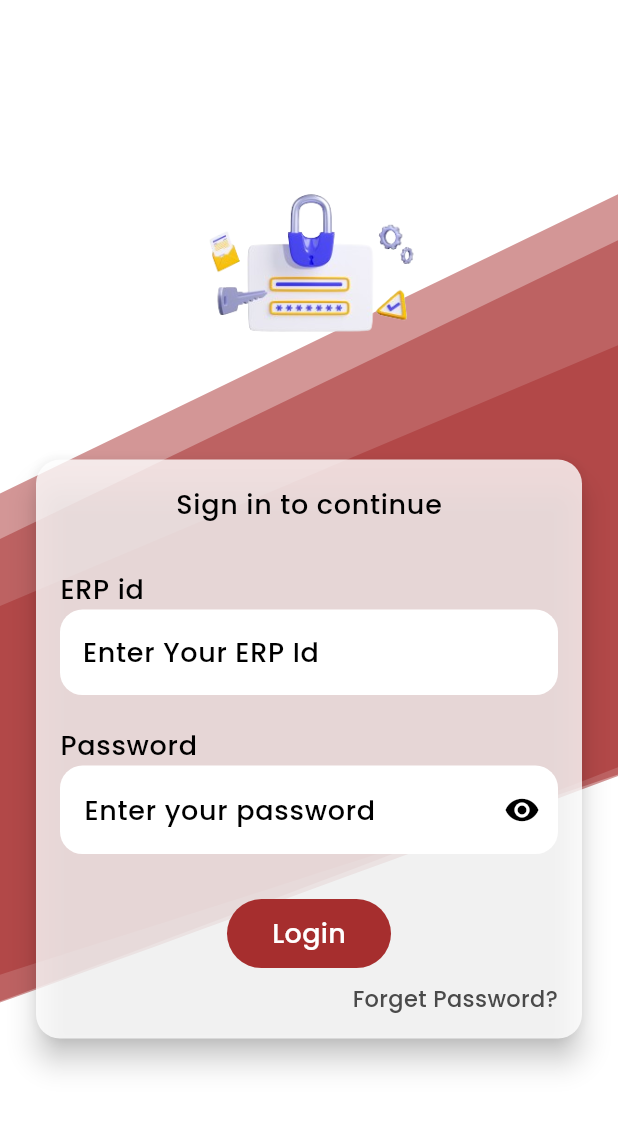
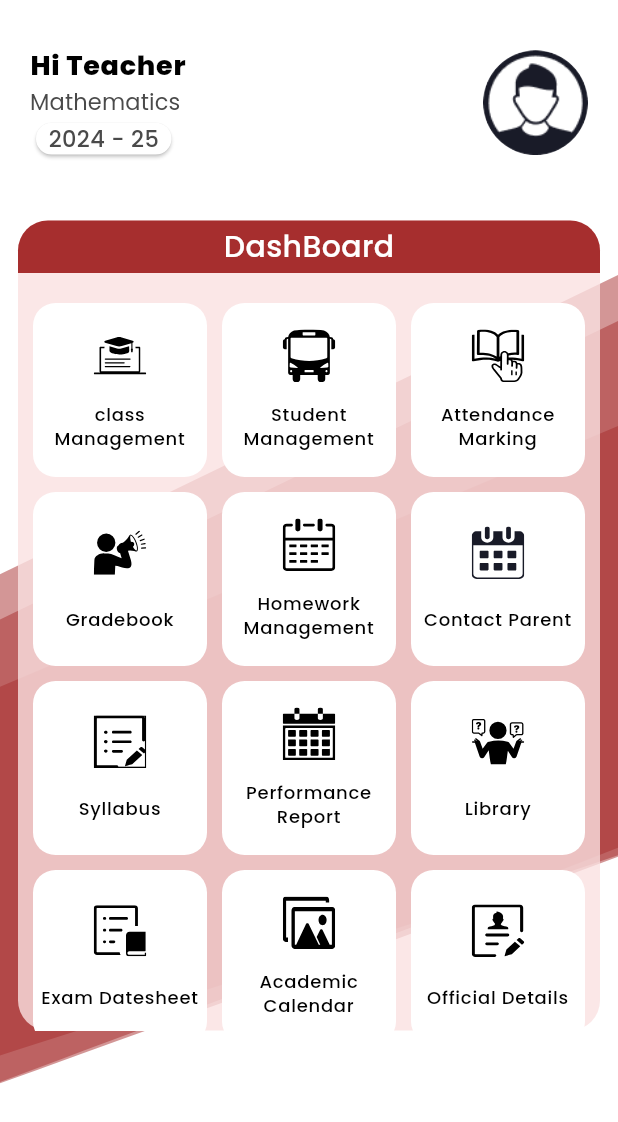
Before and after one commit to lrdpublicschooldevs/LRD-Public-School, a Flutter app: the screen it shows after launch, on a phone screen of 412 x 824 dp. Shown: the top 1122 px of the screen. Run offline on Flutter 3.47's test engine with Material 3 defaults, Android fonts, the phone set to English and light mode, and no system bars; our stand-ins replace dropdown_button2, expandable, flutter_svg, get, percent_indicator.

Commit message:
added teacher dashboard(80%)

```diff
--- a/lib/Config/images.dart
+++ b/lib/Config/images.dart
@@ -24,6 +24,14 @@ class AssetsIamge {
   static const dSyllabusSVG = "$iconsPath/syllabus.svg";
   static const dTimeTableSVG = "$iconsPath/timeTable.svg";
 
+  // ---Teacher DashBoard Icon ----
+  static const tClassMngSVG = "$iconsPath/TDashboardIcon/classManagement.svg";
+  static const tStdMngSVG = "$iconsPath/TDashboardIcon/stundentManagement.svg";
+  static const tAttdMarkingSVG = "$iconsPath/TDashboardIcon/attendanceMarking.svg";
+  static const tGradeBookSVG = "$iconsPath/TDashboardIcon/gradeBook.svg";
+  static const tHomeworkManagementSVG = "$iconsPath/TDashboardIcon/homeworkManagement.svg.svg";
+  static const tContactParentSVG = "$iconsPath/TDashboardIcon/contactParents.svg";
+
 // --- images path file ---
   static const forgotImg = "$imagesPath/forgot.png";
   static const lockImg = "$imagesPath/lock.png";
--- a/lib/Config/theme.dart
+++ b/lib/Config/theme.dart
@@ -24,10 +24,10 @@ var lightTheme = ThemeData(
     headlineLarge: TextStyle(fontSize: 36, color: textBold, fontFamily: "Poppins", fontWeight: FontWeight.w800),
     headlineMedium: TextStyle(fontSize: 32, color: textMedium, fontFamily: "Poppins", fontWeight: FontWeight.w600),
     headlineSmall: TextStyle(fontSize: 24, color: Color(0xFFAFAFAF), fontFamily: "Poppins", fontWeight: FontWeight.w600),
-    bodyLarge: TextStyle(fontSize: 18, color: textBold, fontFamily: "Poppins", fontWeight: FontWeight.w500),
+    bodyLarge: TextStyle(fontSize: 18, color: textBold, fontFamily: "Poppins", fontWeight: FontWeight.w800),
     bodyMedium: TextStyle(fontSize: 15, color: textMedium, fontFamily: "Poppins", fontWeight: FontWeight.w500),
     labelLarge: TextStyle(fontSize: 15, color: textMedium, fontFamily: "Poppins", fontWeight: FontWeight.w400),
-    labelMedium: TextStyle(fontSize: 12, color: textMedium, fontFamily: "Poppins", fontWeight: FontWeight.w300),
+    labelMedium: TextStyle(fontSize: 12, color: textBold, fontFamily: "Poppins", fontWeight: FontWeight.w500),
     labelSmall: TextStyle(fontSize: 10, color: textLight, fontFamily: "Poppins", fontWeight: FontWeight.w300),
   ),
 );
--- /dev/null
+++ b/lib/Pages/TeacherPages/Tdashboard/dashboard.dart
@@ -0,0 +1,36 @@
+import 'package:flutter/material.dart';
+import 'package:flutter_svg/svg.dart';
+import 'package:myapp/Config/images.dart';
+import 'package:myapp/Pages/TeacherPages/widgets/DashboardBody.dart';
+import 'package:myapp/Pages/TeacherPages/widgets/DashboardHeader.dart';
+
+class TDashboardPage extends StatelessWidget {
+  const TDashboardPage({super.key});
+
+  @override
+  Widget build(BuildContext context) {
+    return Scaffold(
+        backgroundColor: Colors.white,
+        body: Stack(
+          children: [
+            SvgPicture.asset(
+              AssetsIamge.bgDesignSVG,
+              fit: BoxFit.cover,
+              width: double.infinity,
+              height: double.infinity,
+            ),
+            ListView(
+              children: const [
+                SizedBox(height: 10),
+                TDashboardHeader(),
+                SizedBox(height: 20),
+                TDashboardBody(),
+                SizedBox(height: 30)
+
+              ],
+            ),
+
+          ],
+        ));
+  }
+}
--- /dev/null
+++ b/lib/Pages/TeacherPages/widgets/DashboardBody.dart
@@ -0,0 +1,142 @@
+import 'package:flutter/material.dart';
+import 'package:flutter_svg/svg.dart';
+import 'package:get/get.dart';
+import 'package:myapp/Config/images.dart';
+import 'package:myapp/Pages/Student_profile/DashBoard/dashboardRoutes/LeaveForm.dart';
+import 'package:myapp/Pages/Student_profile/Exam/ExamPage.dart';
+
+class TDashboardBody extends StatelessWidget {
+  const TDashboardBody({super.key});
+
+  @override
+  Widget build(BuildContext context) {
+    return Padding(
+      padding: const EdgeInsets.only(left: 12, right: 12),
+      child: Container(
+        height: 540,
+        decoration: BoxDecoration(
+          borderRadius: BorderRadius.circular(20),
+          color: const Color.fromRGBO(250, 225, 225, 0.8),
+        ),
+        child: Column(
+          children: [
+            Container(
+              height: 35,
+              decoration: BoxDecoration(
+                borderRadius: const BorderRadius.only(
+                  topLeft: Radius.circular(20),
+                  topRight: Radius.circular(20),
+                ),
+                color: Theme.of(context).colorScheme.primary,
+              ),
+              child: const Center(
+                child: Text(
+                  "DashBoard",
+                  style: TextStyle(fontSize: 20, color: Colors.white,fontWeight: FontWeight.w500),
+                ),
+              ),
+            ),
+            const SizedBox(height: 20),
+            Expanded(
+              child: LayoutBuilder(
+                builder: (context, constraints) {
+                  int crossAxisCount;
+                  if (constraints.maxWidth < 600) {
+                    // Mobile view
+                    crossAxisCount = 3;
+                  } else if (constraints.maxWidth < 1200) {
+                    // Tablet view
+                    crossAxisCount = 5;
+                  } else {
+                    // Desktop view
+                    crossAxisCount = (constraints.maxWidth / 200)
+                        .floor(); // Dynamically calculate columns
+                  }
+
+                  return GridView(
+                    padding: const EdgeInsets.only(left: 10, right: 10),
+                    gridDelegate: SliverGridDelegateWithFixedCrossAxisCount(
+                      crossAxisCount: crossAxisCount,
+                      crossAxisSpacing: 10,
+                      mainAxisSpacing: 10,
+                    ),
+                    children: [
+                      DashboardBox(
+                          context, () {}, AssetsIamge.tClassMngSVG, "class Management"),
+                      DashboardBox(context, () {}, AssetsIamge.dTransportSVG,
+                          "Student Management"),
+                      DashboardBox(
+                          context, () {}, AssetsIamge.dLibrarySVG, "Attendance Marking"),
+                      DashboardBox(context, () {}, AssetsIamge.dNotificationSVG,
+                          "Gradebook"),
+                      DashboardBox(context, () {
+                        Get.to(ExamPage());
+                      }, AssetsIamge.dExamDatesheetSVG, "Homework Management"),
+                      DashboardBox(context, () {},
+                          AssetsIamge.dAcademyCalenderSVG, "Contact Parent"),
+                      DashboardBox(context, () {
+                        Get.to(LeaveForm());
+                      }, AssetsIamge.dStudentLeaveSVG, "Syllabus "),
+                      DashboardBox(context, () {}, AssetsIamge.dTimeTableSVG,
+                          "Performance Report"),
+                      DashboardBox(context, () {}, AssetsIamge.dAskDoubtSVG,
+                          "Library"),
+                      DashboardBox(
+                          context, () {}, AssetsIamge.dSyllabusSVG, "Exam Datesheet"),
+                      DashboardBox(
+                          context, () {}, AssetsIamge.dGallerySVG, "Academic Calendar"),
+                      DashboardBox(context, () {},
+                          AssetsIamge.dOfficialDetailsSVG, "Official Details"),
+                      DashboardBox(context, () {}, AssetsIamge.dClassTeacherSVG,
+                          "   Class\nTeachers"),
+                      DashboardBox(context, () {}, AssetsIamge.dReportCardSVG,
+                          "Report Card"),                      DashboardBox(context, () {},
+                          AssetsIamge.dOfficialDetailsSVG, "Official Details"),
+                      DashboardBox(context, () {}, AssetsIamge.dClassTeacherSVG,
+                          "   Class\nTeachers"),
+                      DashboardBox(context, () {}, AssetsIamge.dReportCardSVG,
+                          "Report Card"),
+                      DashboardBox(
+                          context, () {}, AssetsIamge.dLogoutSVG, "Logout"),
+                    ],
+                  );
+                },
+              ),
+            ),
+          ],
+        ),
+      ),
+    );
+  }
+
+  Widget DashboardBox(BuildContext context, VoidCallback onTap, String iconPath,
+      String iconName) {
+    return InkWell(
+      onTap: onTap,
+      child: Container(
+        padding: const EdgeInsets.all(4),
+        height: 60,
+        width: 60,
+        decoration: BoxDecoration(
+          borderRadius: BorderRadius.circular(15),
+          color: Colors.white,
+        ),
+        child: Column(
+          mainAxisAlignment: MainAxisAlignment.spaceEvenly,
+          children: [
+            SvgPicture.asset(
+              iconPath,
+              width: 35, // Fixed width
+              height: 35, // Fixed height
+            ),
+            Text(
+              iconName,
+              style: Theme.of(context).textTheme.labelMedium,
+              textAlign: TextAlign.center, // Center align the text
+            ),
+          ],
+        ),
+      ),
+    );
+  }
+}
--- /dev/null
+++ b/lib/Pages/TeacherPages/widgets/DashboardHeader.dart
@@ -0,0 +1,60 @@
+import 'package:flutter/material.dart';
+import 'package:get/get.dart';
+import 'package:myapp/Config/images.dart';
+import 'package:myapp/Pages/Student_profile/StudentProfile.dart';
+
+class TDashboardHeader extends StatelessWidget {
+  const TDashboardHeader({super.key});
+
+  @override
+  Widget build(BuildContext context) {
+    return Padding(
+      padding: const EdgeInsets.all(20),
+      child: Row(
+        mainAxisAlignment: MainAxisAlignment.spaceBetween,
+        children: [
+          Column(
+            crossAxisAlignment: CrossAxisAlignment.start,
+            children: [
+              Text(
+                "Hi Teacher",
+                style: Theme.of(context).textTheme.bodyLarge,
+
+              ),
+              Text(
+                "Mathematics",
+                style: Theme.of(context).textTheme.labelLarge,
+              ),
+              Card(
+                child: Text(
+                  "  2024 - 25  ",
+                  style: Theme.of(context).textTheme.bodyMedium,
+                ),
+              )
+            ],
+          ),
+          Column(
+            children: [
+              InkWell(
+                onTap: () {
+                  Get.to(() => StudentProfilePage());
+                },
+                child: Container(
+                  height: 70,
+                  width: 70,
+                  child: ClipRRect(
+                    borderRadius: BorderRadius.circular(100),
+                    child: Image.asset(
+                      AssetsIamge.proflePicImg,
+                      fit: BoxFit.contain,
+                    ),
+                  ),
+                ),
+              )
+            ],
+          )
+        ],
+      ),
+    );
+  }
+}
--- a/lib/Widgets/splash_screen.dart
+++ b/lib/Widgets/splash_screen.dart
@@ -3,6 +3,8 @@ import 'package:flutter_svg/svg.dart';
 import 'package:myapp/Config/images.dart';
 
 import '../Pages/Auth/loginPage.dart';
+import '../Pages/Student_profile/DashBoard/dashboard.dart';
+import '../Pages/welcome_page.dart';
 
 class SplashScreen extends StatelessWidget {
   const SplashScreen({super.key});
@@ -39,7 +41,7 @@ class SplashScreen extends StatelessWidget {
         } else {
           // Once loading is complete, switch to the WelcomePage
           // return const WelcomePage();
-          return const LoginPage(); //OtpScreen
+          return const DashboardPage(); //OtpScreen
         }
       },
     );
--- a/lib/main.dart
+++ b/lib/main.dart
@@ -1,7 +1,9 @@
 import 'package:flutter/material.dart';
 import 'package:get/get.dart';
 import 'package:myapp/Config/theme.dart';
+import 'package:myapp/Pages/TeacherPages/TDashboard/dashboard.dart';
 import 'package:myapp/Widgets/splash_screen.dart';
+
 
 void main() {
   runApp(const MyApp());
@@ -17,7 +19,7 @@ class MyApp extends StatelessWidget {
       debugShowCheckedModeBanner: false,
       theme: lightTheme,
       themeMode: ThemeMode.light,
-      home: const SplashScreen(),
+      home: TDashboardPage(),
     );
   }
 }
--- a/pubspec.yaml
+++ b/pubspec.yaml
@@ -38,6 +38,7 @@ flutter:
   assets:
     - assets/images/
     - assets/icons/
+    - assets/icons/TDashboardIcon/
 
   fonts:
     - family: Poppins
```
Also changed, not shown: assets/icons/TDashboardIcon/attendanceMarking.svg (added), assets/icons/TDashboardIcon/classManagement.svg (added), assets/icons/TDashboardIcon/contactParents.svg (added), assets/icons/TDashboardIcon/gradeBook.svg (added), assets/icons/TDashboardIcon/homeworkManagement.svg (added), assets/icons/TDashboardIcon/stundentManagement.svg (added).
